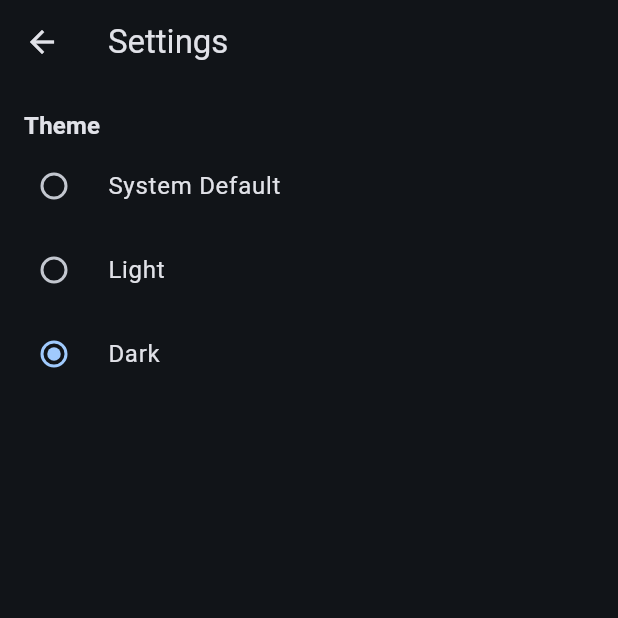
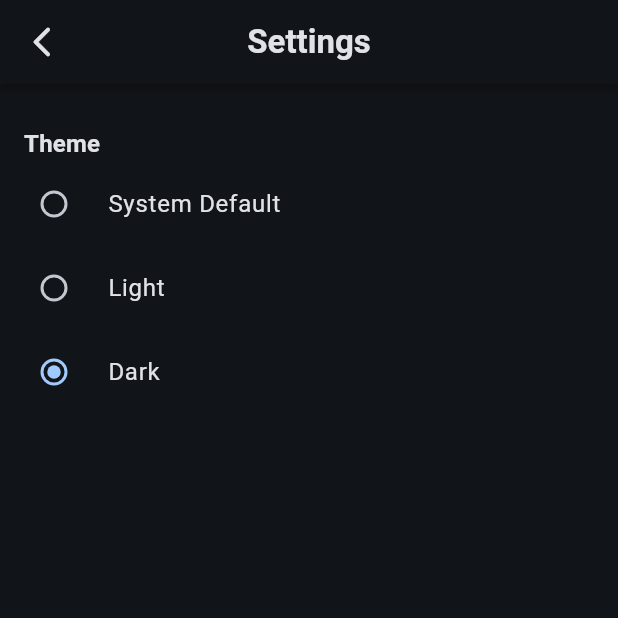
Before and after one commit to valihidayat/luci-mobile, a Flutter app: the SettingsScreen screen opened by its route, on a phone screen of 412 x 824 dp, the top half of it. Run offline on Flutter 3.47's test engine with Material 3 defaults, Android fonts, the phone set to English and light mode, and no system bars; our stand-ins replace fl_chart, flutter_secure_storage, package_info_plus; accounts and stored records are empty.

```diff
--- a/lib/screens/interfaces_screen.dart
+++ b/lib/screens/interfaces_screen.dart
@@ -400,7 +400,7 @@ class LuciSectionHeader extends StatelessWidget {
   Widget build(BuildContext context) {
     final theme = Theme.of(context);
     return Padding(
-      padding: const EdgeInsets.fromLTRB(20, 24, 20, 8),
+      padding: const EdgeInsets.fromLTRB(16, 24, 16, 8),
       child: Text(
         title,
         style: theme.textTheme.titleMedium?.copyWith(
--- a/lib/screens/manage_routers_screen.dart
+++ b/lib/screens/manage_routers_screen.dart
@@ -15,9 +15,8 @@ class ManageRoutersScreen extends StatelessWidget {
         final String? selectedId = appState.selectedRouter?.id;
         return Scaffold(
           backgroundColor: Theme.of(context).colorScheme.surface,
-          appBar: const LuciAppBar(title: 'Routers'),
-          body: SafeArea(
-            child: Column(
+          appBar: const LuciAppBar(title: 'Routers', showBack: true),
+          body: Column(
             children: [
               Expanded(
                 child: RefreshIndicator(
@@ -342,7 +341,6 @@ class ManageRoutersScreen extends StatelessWidget {
               ),
             ],
           ),
-          ),
         );
       },
     );
--- a/lib/screens/more_screen.dart
+++ b/lib/screens/more_screen.dart
@@ -16,7 +16,7 @@ class LuciSectionHeader extends StatelessWidget {
   Widget build(BuildContext context) {
     final theme = Theme.of(context);
     return Padding(
-      padding: const EdgeInsets.fromLTRB(20, 24, 20, 8),
+      padding: const EdgeInsets.fromLTRB(16, 24, 16, 8),
       child: Text(
         title,
         style: theme.textTheme.titleMedium?.copyWith(
--- a/lib/screens/settings_screen.dart
+++ b/lib/screens/settings_screen.dart
@@ -1,19 +1,17 @@
 import 'package:flutter/material.dart';
 import 'package:provider/provider.dart';
 import 'package:luci_mobile/state/app_state.dart';
+import 'package:luci_mobile/widgets/luci_app_bar.dart';
 
 class SettingsScreen extends StatelessWidget {
   const SettingsScreen({super.key});
 
-
-
   @override
   Widget build(BuildContext context) {
     return Scaffold(
-      appBar: AppBar(
-        title: const Text('Settings'),
-      ),
+      appBar: const LuciAppBar(title: 'Settings', showBack: true),
       body: ListView(
+        padding: const EdgeInsets.symmetric(vertical: 12.0),
         children: [
           Consumer<AppState>(
             builder: (context, appState, _) {
```
Also changed, not shown: lib/screens/clients_screen.dart (+13 -5 lines), 7 other files. Lines whose indentation alone changed are shown as unchanged.
